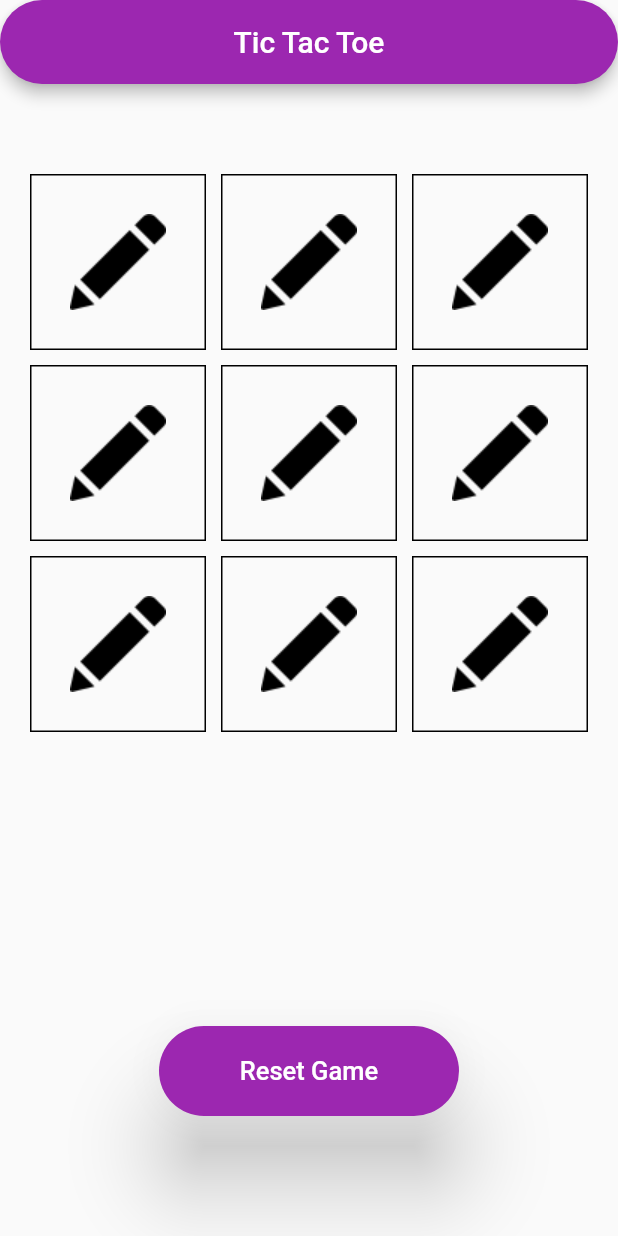
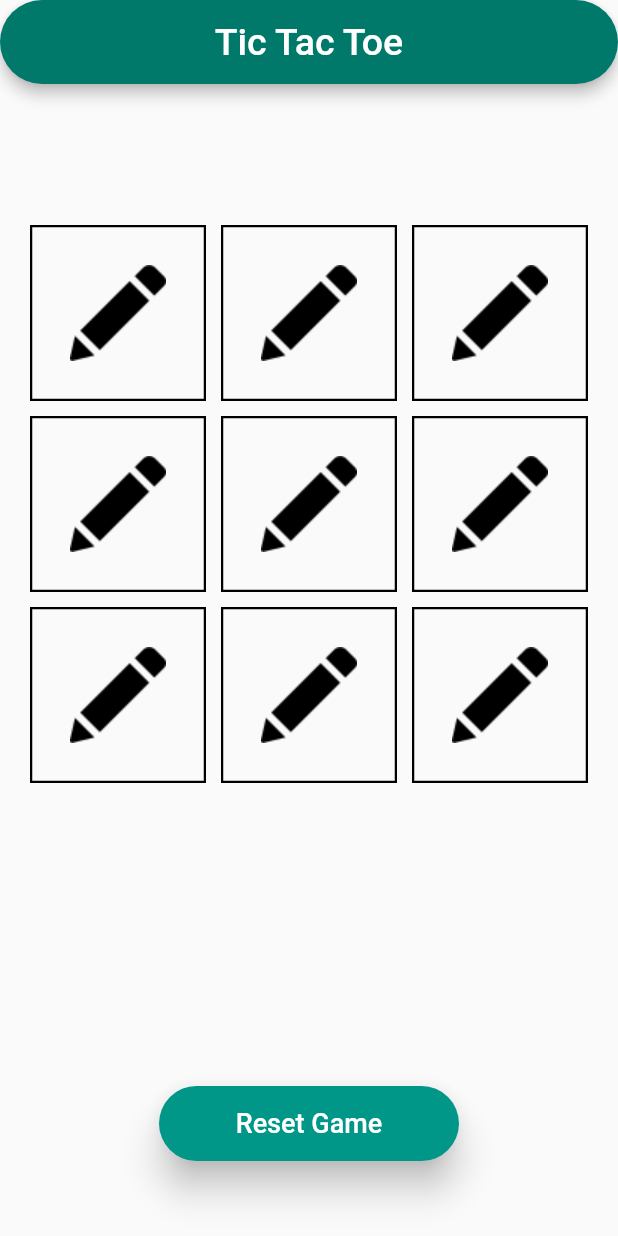
Before and after one commit to Shashwat-Joshi/Flutter, a Flutter app: the screen it shows after launch, after a tap on "Reset Game", on a phone screen of 412 x 824 dp. Run offline on Flutter 3.47's test engine with Material 2 defaults, Android fonts, the phone set to English and light mode, and no system bars.

Commit message:
Update HomePage.dart

```diff
--- a/5.TicTacToe/lib/HomePage.dart
+++ b/5.TicTacToe/lib/HomePage.dart
@@ -7,23 +7,20 @@ class HomePage extends StatefulWidget {
 }
 
 class _HomePageState extends State<HomePage> {
-  // TODO: link up the images
+  AssetImage edit = AssetImage("images/edit.png");
   AssetImage cross = AssetImage("images/cross.png");
   AssetImage circle = AssetImage("images/circle.png");
-  AssetImage edit = AssetImage("images/edit.png");
 
-  bool isCross = true;
   String message;
   List<String> gameState;
+  bool isCross = true;
   int count = 0;
-
-  // TODO: Initialize the state of the box as empty
 
   @override
   void initState() {
     super.initState();
     setState(() {
-      this.gameState = [
+      gameState = [
         "empty",
         "empty",
         "empty",
@@ -34,34 +31,36 @@ class _HomePageState extends State<HomePage> {
         "empty",
         "empty",
       ];
-      this.message = "";
+      message = "";
     });
   }
 
-  // TODO: playGame Method
-
-  playGame(int index) {
+  playGame(index) {
     if (this.gameState[index] == "empty" && this.message == "") {
       setState(() {
         if (this.isCross) {
-          this.gameState[index] = "Cross";
+          gameState[index] = "Cross";
         } else {
-          this.gameState[index] = "Circle";
+          gameState[index] = "Circle";
         }
         count++;
-        if (count > 4 && this.message == "") {
+        if (count > 4) {
           checkWin();
         }
         this.isCross = !this.isCross;
+        // if you want to reset automatically if a player Wins
+        if (this.message.isNotEmpty) {
+          Timer(Duration(seconds: 2), () {
+            resetGame();
+          });
+        }
       });
     }
   }
 
-  // TODO: ResetGame Method
-
   resetGame() {
     setState(() {
-      this.gameState = [
+      gameState = [
         "empty",
         "empty",
         "empty",
@@ -72,87 +71,89 @@ class _HomePageState extends State<HomePage> {
         "empty",
         "empty",
       ];
-      this.message = "";
+      message = "";
     });
   }
 
-  // TODO: Get Image Method
   AssetImage getImage(String value) {
     switch (value) {
-      case ('empty'):
+      case ("empty"):
         return edit;
         break;
-      case ('Cross'):
+      case ("Cross"):
         return cross;
         break;
-      case ('Circle'):
+      case ("Circle"):
         return circle;
         break;
     }
   }
 
-  // TODO: check for winning logic
   checkWin() {
-    if (gameState[0] != 'empty' &&
+    if (gameState[0] != "empty" &&
         gameState[0] == gameState[1] &&
         gameState[1] == gameState[2]) {
       setState(() {
-        this.message = "${this.gameState[0]} Wins";
+        this.message = "${gameState[0]} Wins";
       });
-    } else if (gameState[3] != 'empty' &&
+    } else if (gameState[3] != "empty" &&
         gameState[3] == gameState[4] &&
         gameState[4] == gameState[5]) {
       setState(() {
-        this.message = "${this.gameState[3]} Wins";
+        this.message = "${gameState[3]} Wins";
       });
-    } else if (gameState[6] != 'empty' &&
+    } else if (gameState[6] != "empty" &&
         gameState[6] == gameState[7] &&
         gameState[7] == gameState[8]) {
       setState(() {
-        this.message = "${this.gameState[6]} Wins";
+        this.message = "${gameState[6]} Wins";
       });
-    } else if (gameState[0] != 'empty' &&
+    } else if (gameState[0] != "empty" &&
         gameState[0] == gameState[3] &&
         gameState[3] == gameState[6]) {
       setState(() {
-        this.message = "${this.gameState[0]} Wins";
+        this.message = "${gameState[0]} Wins";
       });
-    } else if (gameState[1] != 'empty' &&
+    } else if (gameState[1] != "empty" &&
         gameState[1] == gameState[4] &&
         gameState[4] == gameState[7]) {
       setState(() {
-        this.message = "${this.gameState[1]} Wins";
+        this.message = "${gameState[1]} Wins";
       });
-    } else if (gameState[2] != 'empty' &&
+    } else if (gameState[2] != "empty" &&
         gameState[2] == gameState[5] &&
         gameState[5] == gameState[8]) {
       setState(() {
-        this.message = "${this.gameState[2]} Wins";
+        this.message = "${gameState[2]} Wins";
       });
-    } else if (gameState[0] != 'empty' &&
+    } else if (gameState[0] != "empty" &&
         gameState[0] == gameState[4] &&
         gameState[4] == gameState[8]) {
       setState(() {
-        this.message = "${this.gameState[0]} Wins";
+        this.message = "${gameState[0]} Wins";
       });
-    } else if (gameState[2] != 'empty' &&
+    } else if (gameState[2] != "empty" &&
         gameState[2] == gameState[4] &&
         gameState[4] == gameState[6]) {
       setState(() {
-        this.message = "${this.gameState[2]} Wins";
+        this.message = "${gameState[2]} Wins";
       });
-    } else if (!gameState.contains('empty')) {
+    } else if (!gameState.contains("empty")) {
       setState(() {
-        this.message = "Game Draw";
+        this.message = "It's a Draw !!";
       });
     }
   }
 
-  reset() {
-    if (this.message != "") {
-      Timer(Duration(seconds: 2), () {
-        resetGame();
-      });
+  Color val() {
+    if (this.message == "Cross Wins") {
+      return Colors.red;
+    } else if (this.message == "Circle Wins") {
+      return Colors.green;
+    } else if (this.message == "It's a Draw !!") {
+      return Colors.blue;
+    } else {
+      return Colors.transparent;
     }
   }
 
@@ -160,21 +161,24 @@ class _HomePageState extends State<HomePage> {
   Widget build(BuildContext context) {
     return Scaffold(
       appBar: AppBar(
-        title: Text("Tic Tac Toe"),
+        title: Text(
+          "Tic Tac Toe",
+          style: TextStyle(fontSize: 25.0),
+        ),
+        centerTitle: true,
+        backgroundColor: Colors.teal[700],
         shape: RoundedRectangleBorder(
           borderRadius: BorderRadius.circular(40.0),
         ),
-        centerTitle: true,
       ),
+      extendBodyBehindAppBar: true,
       body: Column(
         mainAxisAlignment: MainAxisAlignment.start,
         crossAxisAlignment: CrossAxisAlignment.center,
         children: <Widget>[
-          Padding(padding: EdgeInsets.all(20.0)),
           Expanded(
             child: GridView.builder(
-              padding: EdgeInsets.all(20.0),
-              physics: new NeverScrollableScrollPhysics(),
+              padding: EdgeInsets.fromLTRB(20.0, 150.0, 20.0, 20.0),
               gridDelegate: SliverGridDelegateWithFixedCrossAxisCount(
                 crossAxisCount: 3,
                 childAspectRatio: 1.0,
@@ -184,57 +188,55 @@ class _HomePageState extends State<HomePage> {
               itemCount: this.gameState.length,
               itemBuilder: (context, i) => Container(
                 decoration: BoxDecoration(
-                  border: Border.all(
-                    width: 1.0,
-                  ),
+                  border: Border.all(width: 1.5),
                 ),
-                height: 100.0,
-                width: 100.0,
                 child: MaterialButton(
-                  elevation: 10.0,
-                  child: Image(
-                    image: this.getImage(gameState[i]),
-                  ),
                   onPressed: () {
                     this.playGame(i);
                   },
+                  child: Image(
+                    image: getImage(this.gameState[i]),
+                  ),
                 ),
               ),
             ),
           ),
           Container(
-            padding: EdgeInsets.only(bottom: 100.0),
+            padding: EdgeInsets.only(bottom: 110.0),
             child: Text(
-              this.message,
+              "${this.message}",
               style: TextStyle(
-                fontSize: 30.0,
+                fontSize: 28.0,
                 fontWeight: FontWeight.bold,
+                color: val(),
               ),
             ),
           ),
-          MaterialButton(
-            padding: EdgeInsets.all(20.0),
-            minWidth: 200,
-            height: 50,
-            color: Colors.purple,
-            elevation: 25.0,
-            textColor: Colors.white,
-            shape: RoundedRectangleBorder(
-              borderRadius: BorderRadius.circular(40.0),
+          Container(
+            width: 200.0,
+            height: 50.0,
+            child: MaterialButton(
+              onPressed: () {
+                resetGame();
+              },
+              color: Colors.teal,
+              child: Text(
+                "Reset Game",
+                style: TextStyle(
+                  color: Colors.white,
+                  fontSize: 18.0,
+                ),
+              ),
+              shape: RoundedRectangleBorder(
+                borderRadius: BorderRadius.circular(40.0),
+              ),
+              elevation: 10.0,
+              splashColor: Colors.transparent,
+              highlightColor: Colors.teal[800],
             ),
-            child: Text("Reset Game",
-                style: TextStyle(
-                  fontSize: 17.0,
-                )),
-            onPressed: () {
-              resetGame();
-            },
-            splashColor: Colors.transparent,
-            highlightColor: Colors.purpleAccent,
           ),
-          Padding(padding: EdgeInsets.all(40.0)),
           Container(
-            child: reset(),
+            padding: EdgeInsets.only(top: 50.0),
           )
         ],
       ),
```
